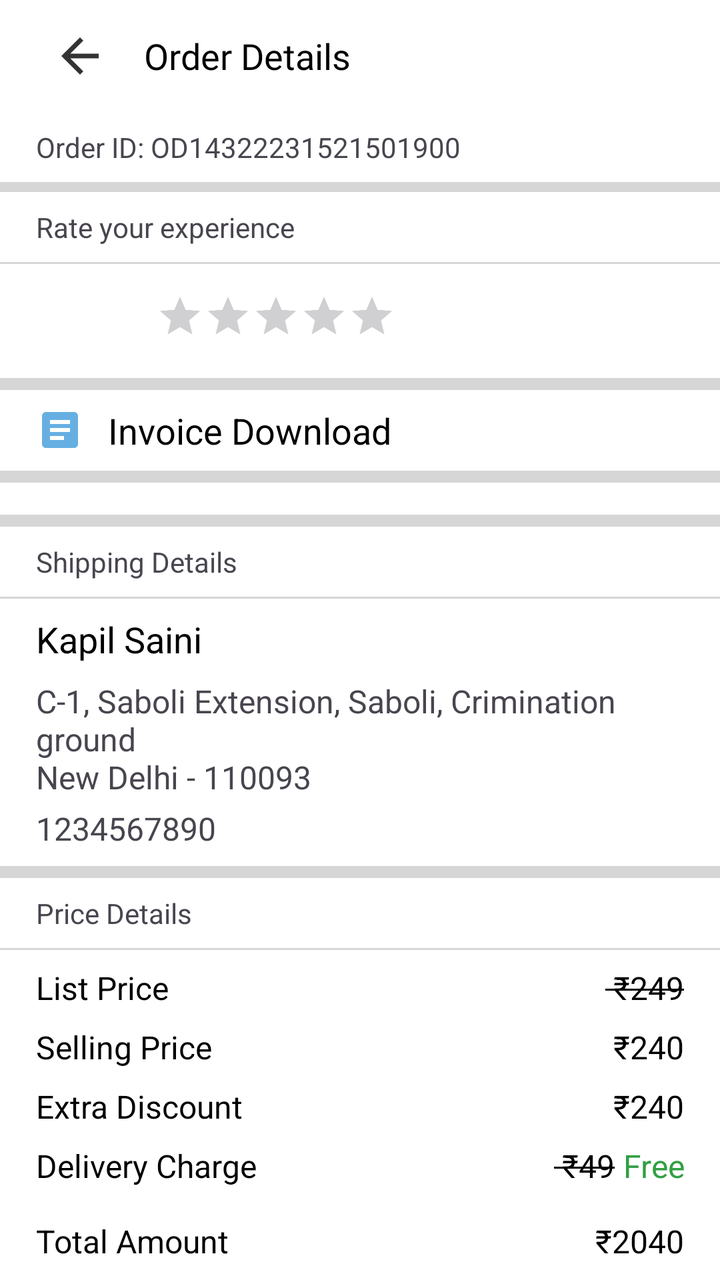
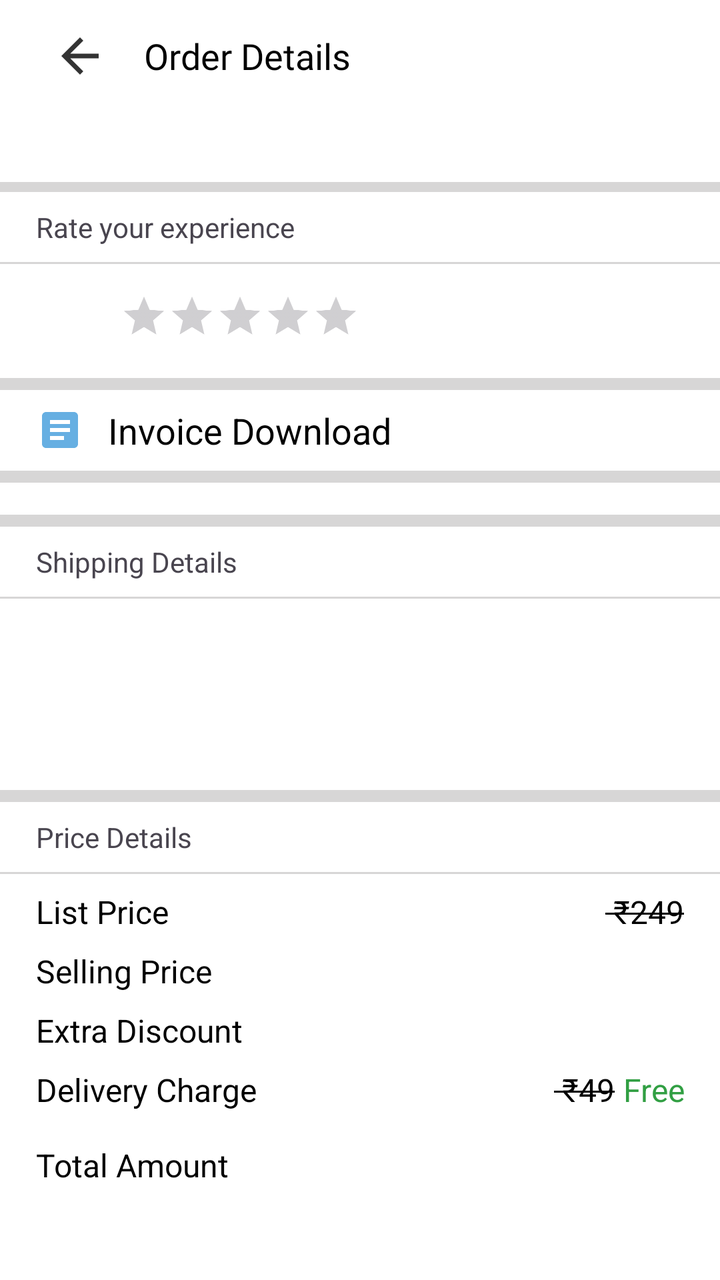

Screens rendered from an Android XML layout before and after an edit, with the pre-edit source and the edit as a unified diff.
<!-- AndroidManifest.xml: application theme Theme.FlipkartClone -->
<!-- res/layout/fragment_payment.xml -->
<?xml version="1.0" encoding="utf-8"?>
<layout xmlns:android="http://schemas.android.com/apk/res/android"
    xmlns:tools="http://schemas.android.com/tools"
    xmlns:app="http://schemas.android.com/apk/res-auto">
<androidx.coordinatorlayout.widget.CoordinatorLayout
    android:layout_width="match_parent"
    android:layout_height="match_parent"
    tools:context=".Payment">
    <com.google.android.material.appbar.AppBarLayout
        android:layout_width="match_parent"
        android:layout_height="56dp">

        <androidx.appcompat.widget.Toolbar
            android:layout_width="match_parent"
            android:layout_height="match_parent"
            app:layout_scrollFlags="noScroll"
            android:background="@color/white">

            <ImageView
                android:id="@+id/ivBackPayment"
                android:layout_width="48dp"
                android:layout_height="48dp"
                android:src="@drawable/ic_action_back_black"
                android:layout_marginEnd="8dp"
                android:padding="10dp"/>

            <TextView
                android:layout_width="wrap_content"
                android:layout_height="wrap_content"
                android:text="Order Details"
                android:textSize="18sp"
                android:fontFamily="@font/asap_medium"
                android:textColor="@color/black"/>
        </androidx.appcompat.widget.Toolbar>

    </com.google.android.material.appbar.AppBarLayout>

    <androidx.core.widget.NestedScrollView
        android:layout_width="match_parent"
        android:layout_height="match_parent"
        app:layout_behavior="com.google.android.material.appbar.AppBarLayout$ScrollingViewBehavior">

        <LinearLayout
            android:layout_width="match_parent"
            android:layout_height="wrap_content"
            android:orientation="vertical">

            
            <TextView
                android:id="@+id/tv_order_id"
                android:layout_width="wrap_content"
                android:layout_height="wrap_content"
                android:text="Order ID: OD14322231521501900"
                android:paddingStart="18dp"
                android:paddingEnd="18dp"
                android:paddingTop="8dp"
                android:paddingBottom="8dp"
                android:textSize="14sp"/>

            <com.google.android.material.divider.MaterialDivider
                android:layout_width="match_parent"
                android:layout_height="1dp"
                app:dividerColor="@color/grey_lite_stroke"/>

            <androidx.recyclerview.widget.RecyclerView
                android:id="@+id/rvProductsOrdered"
                android:layout_width="match_parent"
                android:layout_height="wrap_content"/>



            <com.google.android.material.divider.MaterialDivider
                android:layout_width="match_parent"
                android:layout_height="4dp"
                app:dividerColor="@color/grey_lite_stroke"/>

            <TextView
                android:layout_width="match_parent"
                android:layout_height="wrap_content"
                android:paddingStart="18dp"
                android:paddingTop="8dp"
                android:paddingBottom="8dp"
                android:textSize="14sp"
                android:text="Rate your experience"/>

            <com.google.android.material.divider.MaterialDivider
                android:layout_width="match_parent"
                android:layout_height="1dp"
                app:dividerColor="@color/grey_lite_stroke"/>

            <RatingBar
                android:id="@+id/tvRatingBarPayment"
                android:layout_width="wrap_content"
                android:layout_height="wrap_content"
                android:layout_marginStart="18dp"
                android:scaleX="0.5"
                android:scaleY="0.5"
                android:progressTint="@color/green"/>

            <com.google.android.material.divider.MaterialDivider
                android:layout_width="match_parent"
                android:layout_height="6dp"
                app:dividerColor="@color/grey_lite_stroke"/>

            <TextView
                android:id="@+id/tvDownloadInvoice"
                android:layout_width="match_parent"
                android:layout_height="wrap_content"
                android:paddingStart="18dp"
                android:paddingTop="8dp"
                android:paddingBottom="8dp"
                android:textSize="18sp"
                android:textColor="@color/black"
                android:text="Invoice Download"
                android:drawablePadding="12dp"
                android:paddingEnd="18dp"
                app:drawableStartCompat="@drawable/ic_action_invoice"
                app:drawableTint="@color/dark_blue" />

            <com.google.android.material.divider.MaterialDivider
                android:layout_width="match_parent"
                android:layout_height="6dp"
                app:dividerColor="@color/grey_lite_stroke"/>

            <androidx.recyclerview.widget.RecyclerView
                android:id="@+id/rvPayment"
                android:layout_width="match_parent"
                android:layout_marginTop="8dp"
                android:layout_height="wrap_content"/>

            <com.google.android.material.divider.MaterialDivider
                android:layout_width="match_parent"
                android:layout_height="6dp"
                android:layout_marginTop="8dp"
                app:dividerColor="@color/grey_lite_stroke"/>

            
            <TextView
                android:id="@+id/tv_shipping_address"
                android:layout_width="wrap_content"
                android:layout_height="wrap_content"
                android:text="Shipping Details"
                android:textSize="14sp"
                android:paddingStart="18dp"
                android:paddingEnd="18dp"
                android:layout_marginTop="8dp"
                android:paddingBottom="8dp"/>

            <com.google.android.material.divider.MaterialDivider
                android:layout_width="match_parent"
                android:layout_height="1dp"
                app:dividerColor="@color/grey_lite_stroke"/>

            <TextView
                android:id="@+id/tvAddressNamePayment"
                android:layout_width="wrap_content"
                android:layout_height="wrap_content"
                android:text="Kapil Saini"
                android:textSize="18sp"
                android:textColor="@color/black"
                android:layout_marginTop="8dp"
                android:layout_marginStart="18dp"/>

            <TextView
                android:id="@+id/tv_address_details"
                android:layout_width="wrap_content"
                android:layout_height="wrap_content"
                android:layout_marginTop="8dp"
                android:text="C-1, Saboli Extension, Saboli, Crimination ground\nNew Delhi - 110093"
                android:textSize="16sp"
                android:layout_marginStart="18dp"/>

            <TextView
                android:id="@+id/tv_address_phone"
                android:layout_width="wrap_content"
                android:layout_height="wrap_content"
                android:layout_marginTop="4dp"
                android:text="1234567890"
                android:textSize="16sp"
                android:layout_marginStart="18dp"/>

            <com.google.android.material.divider.MaterialDivider
                android:layout_width="match_parent"
                android:layout_height="6dp"
                android:layout_marginTop="8dp"
                app:dividerColor="@color/grey_lite_stroke"/>

            
            <TextView
                android:layout_width="match_parent"
                android:layout_height="wrap_content"
                android:paddingStart="18dp"
                android:paddingTop="8dp"
                android:paddingBottom="8dp"
                android:textSize="14sp"
                android:text="Price Details"/>

            <com.google.android.material.divider.MaterialDivider
                android:layout_width="match_parent"
                android:layout_height="1dp"
                app:dividerColor="@color/grey_lite_stroke"/>

            <LinearLayout
                android:layout_width="match_parent"
                android:layout_height="wrap_content"
                android:orientation="vertical"
                android:paddingStart="18dp"
                android:paddingEnd="18dp"
                android:paddingTop="8dp"
                android:paddingBottom="8dp">

                <LinearLayout
                    android:layout_width="match_parent"
                    android:layout_height="wrap_content"
                    android:orientation="horizontal">

                    <TextView
                        android:layout_width="wrap_content"
                        android:layout_height="wrap_content"
                        android:layout_weight="1"
                        android:gravity="start"
                        android:textColor="@color/black"
                        android:text="List Price"
                        android:textSize="16sp" />

                    <androidx.constraintlayout.widget.ConstraintLayout
                        android:layout_width="wrap_content"
                        android:layout_height="wrap_content"
                        android:layout_weight="1">

                        <TextView
                            android:id="@+id/tv_list_price"
                            android:layout_width="wrap_content"
                            android:layout_height="wrap_content"
                            android:gravity="end"
                            android:text=" ₹249"
                            android:textColor="@color/black"
                            android:textSize="16sp"
                            app:layout_constraintBottom_toBottomOf="parent"
                            app:layout_constraintEnd_toEndOf="parent"
                            app:layout_constraintTop_toTopOf="parent"
                            app:layout_constraintVertical_bias="0.5" />

                        <com.google.android.material.divider.MaterialDivider
                            android:layout_width="0dp"
                            android:layout_height="wrap_content"
                            android:layout_marginTop="2dp"
                            app:dividerColor="@color/black"
                            app:layout_constraintBottom_toBottomOf="@+id/tv_list_price"
                            app:layout_constraintEnd_toEndOf="@+id/tv_list_price"
                            app:layout_constraintStart_toStartOf="@+id/tv_list_price"
                            app:layout_constraintTop_toTopOf="parent"
                            app:layout_constraintVertical_bias="0.5" />

                    </androidx.constraintlayout.widget.ConstraintLayout>

                </LinearLayout>

                <LinearLayout
                    android:layout_width="match_parent"
                    android:layout_height="wrap_content"
                    android:orientation="horizontal"
                    android:layout_marginTop="8dp">

                    <TextView
                        android:layout_width="wrap_content"
                        android:layout_height="wrap_content"
                        android:layout_weight="1"
                        android:gravity="start"
                        android:textColor="@color/black"
                        android:text="Selling Price"
                        android:textSize="16sp" />

                        <TextView
                            android:id="@+id/tv_selling_price_payment"
                            android:layout_width="wrap_content"
                            android:layout_height="wrap_content"
                            android:gravity="end"
                            android:text=" ₹240"
                            android:layout_weight="1"
                            android:textColor="@color/black"
                            android:textSize="16sp"/>
                </LinearLayout>

                 <LinearLayout
                    android:layout_width="match_parent"
                    android:layout_height="wrap_content"
                    android:orientation="horizontal"
                    android:layout_marginTop="8dp">

                    <TextView
                        android:layout_width="wrap_content"
                        android:layout_height="wrap_content"
                        android:layout_weight="1"
                        android:gravity="start"
                        android:textColor="@color/black"
                        android:text="Extra Discount"
                        android:textSize="16sp" />

                        <TextView
                            android:id="@+id/tv_discount_price_payment"
                            android:layout_width="wrap_content"
                            android:layout_height="wrap_content"
                            android:gravity="end"
                            android:text=" ₹240"
                            android:layout_weight="1"
                            android:textColor="@color/black"
                            android:textSize="16sp"/>
                </LinearLayout>

                <LinearLayout
                    android:layout_width="match_parent"
                    android:layout_height="wrap_content"
                    android:orientation="horizontal"
                    android:layout_marginTop="8dp">

                    <TextView
                        android:layout_width="wrap_content"
                        android:layout_height="wrap_content"
                        android:layout_weight="1"
                        android:gravity="start"
                        android:textColor="@color/black"
                        android:text="Delivery Charge"
                        android:textSize="16sp" />

                    <androidx.constraintlayout.widget.ConstraintLayout
                        android:layout_width="wrap_content"
                        android:layout_height="wrap_content"
                        android:layout_weight="1">

                        <TextView
                            android:id="@+id/tv_deliveryCharge_price"
                            android:layout_width="wrap_content"
                            android:layout_height="wrap_content"
                            android:gravity="end"
                            android:text=" ₹49"
                            android:textColor="@color/black"
                            android:textSize="16sp"
                            android:layout_marginEnd="4dp"
                            app:layout_constraintBottom_toBottomOf="parent"
                            app:layout_constraintEnd_toStartOf="@+id/textView14"
                            app:layout_constraintTop_toTopOf="parent"
                            app:layout_constraintVertical_bias="0.5" />

                        <com.google.android.material.divider.MaterialDivider
                            android:layout_width="0dp"
                            android:layout_height="wrap_content"
                            android:layout_marginTop="2dp"
                            app:dividerColor="@color/black"
                            app:layout_constraintBottom_toBottomOf="@+id/tv_deliveryCharge_price"
                            app:layout_constraintEnd_toEndOf="@+id/tv_deliveryCharge_price"
                            app:layout_constraintStart_toStartOf="@+id/tv_deliveryCharge_price"
                            app:layout_constraintTop_toTopOf="parent"
                            app:layout_constraintVertical_bias="0.5" />

                        <TextView
                            android:id="@+id/textView14"
                            android:layout_width="wrap_content"
                            android:layout_height="wrap_content"
                            android:gravity="end"
                            android:text="Free"
                            android:textColor="@color/green"
                            android:textSize="16sp"
                            app:layout_constraintBottom_toBottomOf="parent"
                            app:layout_constraintEnd_toEndOf="parent"
                            app:layout_constraintTop_toTopOf="parent"
                            app:layout_constraintVertical_bias="0.5" />

                    </androidx.constraintlayout.widget.ConstraintLayout>

                </LinearLayout>

                <LinearLayout
                    android:layout_width="match_parent"
                    android:layout_height="wrap_content"
                    android:orientation="horizontal"
                    android:layout_marginTop="16dp">

                    <TextView
                        android:layout_width="wrap_content"
                        android:layout_height="wrap_content"
                        android:layout_weight="1"
                        android:gravity="start"
                        android:textColor="@color/black"
                        android:text="Total Amount"
                        android:textSize="16sp" />

                    <TextView
                        android:id="@+id/tv_total_amount_payment"
                        android:layout_width="wrap_content"
                        android:layout_height="wrap_content"
                        android:gravity="end"
                        android:text=" ₹2040"
                        android:layout_weight="1"
                        android:textColor="@color/black"
                        android:textSize="16sp"/>
                </LinearLayout>

            </LinearLayout>

        </LinearLayout>

    </androidx.core.widget.NestedScrollView>


</androidx.coordinatorlayout.widget.CoordinatorLayout>

</layout>
<!-- resources referenced by this layout -->
<resources>
  <color name="black">#FF000000</color>
  <color name="dark_blue">#0079CF</color>
  <color name="green">#319F43</color>
  <color name="grey_lite_stroke">#D7D6D6</color>
  <color name="white">#FFFFFFFF</color>
  <!-- drawable ic_action_back_black (drawable-anydpi) -->
  <vector xmlns:android="http://schemas.android.com/apk/res/android"
      android:width="24dp"
      android:height="24dp"
      android:viewportWidth="24"
      android:viewportHeight="24"
      android:tint="#000000"
      android:alpha="0.8"
      android:autoMirrored="true">
    <path
        android:fillColor="@android:color/white"
        android:pathData="M20,11H7.83l5.59,-5.59L12,4l-8,8 8,8 1.41,-1.41L7.83,13H20v-2z"/>
  </vector>
  <!-- drawable ic_action_invoice (drawable-anydpi) -->
  <vector xmlns:android="http://schemas.android.com/apk/res/android"
      android:width="24dp"
      android:height="24dp"
      android:viewportWidth="24"
      android:viewportHeight="24"
      android:tint="#333333"
      android:alpha="0.6"
      android:autoMirrored="true">
    <path
        android:fillColor="@android:color/white"
        android:pathData="M19,3L5,3c-1.1,0 -2,0.9 -2,2v14c0,1.1 0.9,2 2,2h14c1.1,0 2,-0.9 2,-2L21,5c0,-1.1 -0.9,-2 -2,-2zM14,17L7,17v-2h7v2zM17,13L7,13v-2h10v2zM17,9L7,9L7,7h10v2z"/>
  </vector>
  <style name="Theme.FlipkartClone" parent="Base.Theme.FlipkartClone" />
  <style name="Base.Theme.FlipkartClone" parent="Theme.Material3.DayNight.NoActionBar">
          
          
          <item name="colorPrimary">@color/blue</item>
          <item name="colorPrimaryContainer">@color/dark_blue</item>
          <item name="colorOnPrimary">@color/white</item>
          <item name="colorOnPrimaryContainer">@color/white</item>
  
          
          <item name="android:colorSecondary">@color/dark_blue</item>
          <item name="colorOnSecondary">@color/white</item>
  
          
          <item name="colorTertiary">@color/mid_grey</item>
          <item name="colorOnTertiary">@color/white</item>
  
          
          <item name="colorOnBackground">@color/black</item>
          <item name="android:windowBackground">@color/white</item>
  
          
          <item name="colorSurface">@color/light_grey</item>
          <item name="colorSurfaceVariant">@color/white</item>
          <item name="colorOnSurface">@color/black</item>
  
          
          <item name="colorError">@color/red</item>
          <item name="colorOnError">@color/white</item>
      </style>
  <color name="blue">#0094FF</color>
  <color name="mid_grey">#555555</color>
  <color name="light_grey">#777777</color>
  <color name="red">#FF4444</color>
</resources>

<!-- the commit's change to res/layout/fragment_payment.xml (unified diff, before → after) -->
@@ -5,7 +5,7 @@
 <androidx.coordinatorlayout.widget.CoordinatorLayout
     android:layout_width="match_parent"
     android:layout_height="match_parent"
-    tools:context=".Payment">
+    tools:context=".presentation.fragments.Payment">
     <com.google.android.material.appbar.AppBarLayout
         android:layout_width="match_parent"
         android:layout_height="56dp">
@@ -50,7 +50,6 @@
                 android:id="@+id/tv_order_id"
                 android:layout_width="wrap_content"
                 android:layout_height="wrap_content"
-                android:text="Order ID: OD14322231521501900"
                 android:paddingStart="18dp"
                 android:paddingEnd="18dp"
                 android:paddingTop="8dp"
@@ -92,7 +91,6 @@
                 android:id="@+id/tvRatingBarPayment"
                 android:layout_width="wrap_content"
                 android:layout_height="wrap_content"
-                android:layout_marginStart="18dp"
                 android:scaleX="0.5"
                 android:scaleY="0.5"
                 android:progressTint="@color/green"/>
@@ -155,7 +153,7 @@
                 android:id="@+id/tvAddressNamePayment"
                 android:layout_width="wrap_content"
                 android:layout_height="wrap_content"
-                android:text="Kapil Saini"
+
                 android:textSize="18sp"
                 android:textColor="@color/black"
                 android:layout_marginTop="8dp"
@@ -166,7 +164,7 @@
                 android:layout_width="wrap_content"
                 android:layout_height="wrap_content"
                 android:layout_marginTop="8dp"
-                android:text="C-1, Saboli Extension, Saboli, Crimination ground\nNew Delhi - 110093"
+
                 android:textSize="16sp"
                 android:layout_marginStart="18dp"/>
 
@@ -175,7 +173,7 @@
                 android:layout_width="wrap_content"
                 android:layout_height="wrap_content"
                 android:layout_marginTop="4dp"
-                android:text="1234567890"
+
                 android:textSize="16sp"
                 android:layout_marginStart="18dp"/>
 
@@ -276,7 +274,7 @@
                             android:layout_width="wrap_content"
                             android:layout_height="wrap_content"
                             android:gravity="end"
-                            android:text=" ₹240"
+
                             android:layout_weight="1"
                             android:textColor="@color/black"
                             android:textSize="16sp"/>
@@ -302,7 +300,7 @@
                             android:layout_width="wrap_content"
                             android:layout_height="wrap_content"
                             android:gravity="end"
-                            android:text=" ₹240"
+
                             android:layout_weight="1"
                             android:textColor="@color/black"
                             android:textSize="16sp"/>
@@ -390,7 +388,7 @@
                         android:layout_width="wrap_content"
                         android:layout_height="wrap_content"
                         android:gravity="end"
-                        android:text=" ₹2040"
+
                         android:layout_weight="1"
                         android:textColor="@color/black"
                         android:textSize="16sp"/>
